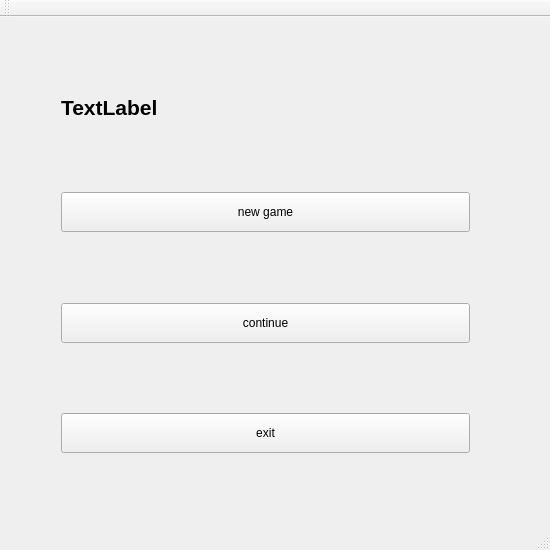
Qt form Lab_2/Refactored/authorization.ui (knu-5-tochanenko/SoftwareReengineering) before a commit.
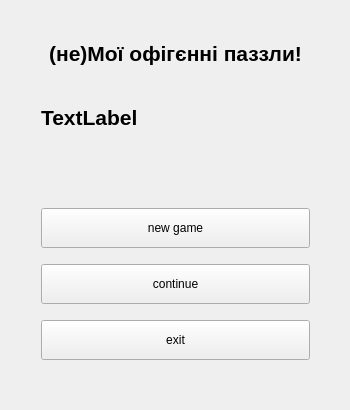
The same form after that commit.

Commit message: Add new Theme and redesign Main Page

Diff of the .ui file:
```diff
--- a/Lab_2/Refactored/authorization.ui
+++ b/Lab_2/Refactored/authorization.ui
@@ -9,20 +9,20 @@
    <rect>
     <x>0</x>
     <y>0</y>
-    <width>550</width>
-    <height>550</height>
+    <width>350</width>
+    <height>410</height>
    </rect>
   </property>
   <property name="minimumSize">
    <size>
-    <width>550</width>
-    <height>550</height>
+    <width>350</width>
+    <height>410</height>
    </size>
   </property>
   <property name="maximumSize">
    <size>
-    <width>550</width>
-    <height>550</height>
+    <width>350</width>
+    <height>410</height>
    </size>
   </property>
   <property name="windowTitle">
@@ -44,13 +44,42 @@
    <widget class="QWidget" name="verticalLayoutWidget">
     <property name="geometry">
      <rect>
-      <x>50</x>
-      <y>0</y>
-      <width>431</width>
-      <height>511</height>
+      <x>30</x>
+      <y>10</y>
+      <width>291</width>
+      <height>361</height>
      </rect>
     </property>
     <layout class="QVBoxLayout" name="verticalLayout">
+     <item>
+      <spacer name="verticalSpacer_5">
+       <property name="orientation">
+        <enum>Qt::Vertical</enum>
+       </property>
+       <property name="sizeHint" stdset="0">
+        <size>
+         <width>20</width>
+         <height>50</height>
+        </size>
+       </property>
+      </spacer>
+     </item>
+     <item>
+      <widget class="QLabel" name="label">
+       <property name="font">
+        <font>
+         <pointsize>16</pointsize>
+         <bold>true</bold>
+        </font>
+       </property>
+       <property name="text">
+        <string>(не)Мої офігєнні паззли!</string>
+       </property>
+       <property name="alignment">
+        <set>Qt::AlignCenter</set>
+       </property>
+      </widget>
+     </item>
      <item>
       <spacer name="verticalSpacer">
        <property name="orientation">
@@ -59,7 +88,7 @@
        <property name="sizeHint" stdset="0">
         <size>
          <width>20</width>
-         <height>40</height>
+         <height>60</height>
         </size>
        </property>
       </spacer>
@@ -104,7 +133,7 @@
        <property name="sizeHint" stdset="0">
         <size>
          <width>20</width>
-         <height>40</height>
+         <height>100</height>
         </size>
        </property>
       </spacer>
@@ -174,41 +203,9 @@
        </property>
       </widget>
      </item>
-     <item>
-      <spacer name="verticalSpacer_5">
-       <property name="orientation">
-        <enum>Qt::Vertical</enum>
-       </property>
-       <property name="sizeHint" stdset="0">
-        <size>
-         <width>20</width>
-         <height>40</height>
-        </size>
-       </property>
-      </spacer>
-     </item>
     </layout>
    </widget>
   </widget>
-  <widget class="QMenuBar" name="menuBar">
-   <property name="geometry">
-    <rect>
-     <x>0</x>
-     <y>0</y>
-     <width>550</width>
-     <height>21</height>
-    </rect>
-   </property>
-  </widget>
-  <widget class="QToolBar" name="mainToolBar">
-   <attribute name="toolBarArea">
-    <enum>TopToolBarArea</enum>
-   </attribute>
-   <attribute name="toolBarBreak">
-    <bool>false</bool>
-   </attribute>
-  </widget>
-  <widget class="QStatusBar" name="statusBar"/>
  </widget>
  <layoutdefault spacing="6" margin="11"/>
  <resources/>
```
The commit also changes 7 other files.
